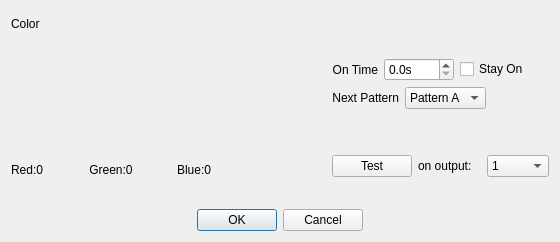
Qt form client/LED-ControllerClient/editpatterndialog.ui (bemcgarvey/LED-Controller) before a commit.
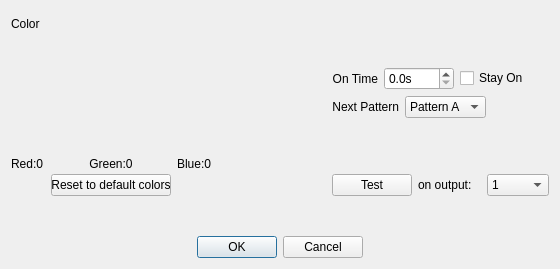
The same form after that commit. Custom widgets are drawn as their Qt base class.

Commit message: Added reset colors to pattern dialog

```diff
--- a/client/LED-ControllerClient/editpatterndialog.ui
+++ b/client/LED-ControllerClient/editpatterndialog.ui
@@ -7,7 +7,7 @@
     <x>0</x>
     <y>0</y>
     <width>560</width>
-    <height>242</height>
+    <height>269</height>
    </rect>
   </property>
   <property name="windowTitle">
@@ -18,6 +18,9 @@
     <layout class="QHBoxLayout" name="horizontalLayout_4">
      <item>
       <layout class="QVBoxLayout" name="verticalLayout">
+       <property name="spacing">
+        <number>3</number>
+       </property>
        <item>
         <widget class="QLabel" name="label_3">
          <property name="text">
@@ -66,6 +69,25 @@
          </item>
         </layout>
        </item>
+       <item alignment="Qt::AlignHCenter">
+        <widget class="QPushButton" name="resetColorsPushButton">
+         <property name="minimumSize">
+          <size>
+           <width>0</width>
+           <height>0</height>
+          </size>
+         </property>
+         <property name="maximumSize">
+          <size>
+           <width>120</width>
+           <height>16777215</height>
+          </size>
+         </property>
+         <property name="text">
+          <string>Reset to default colors</string>
+         </property>
+        </widget>
+       </item>
       </layout>
      </item>
      <item>
```
The commit also changes 5 other files.
